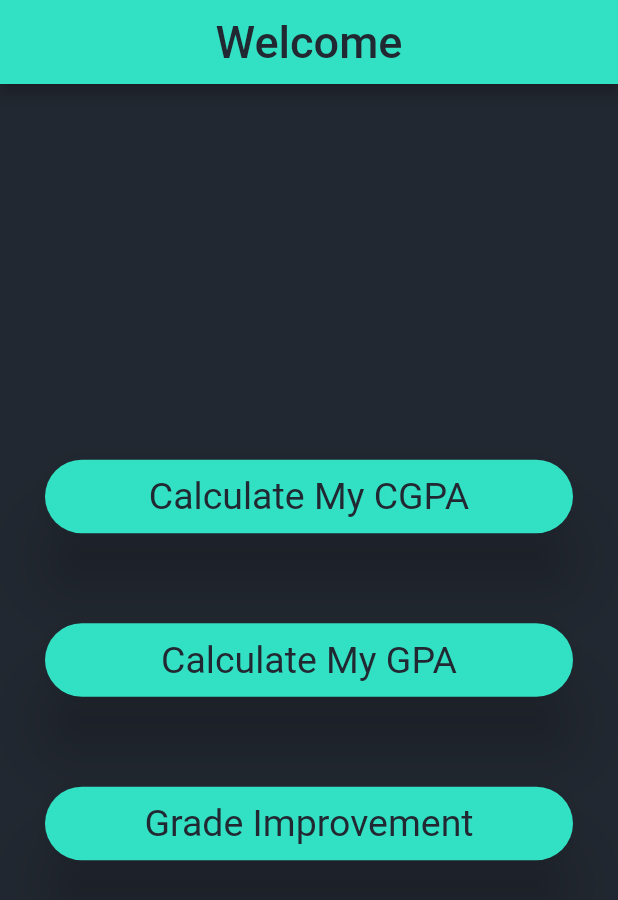
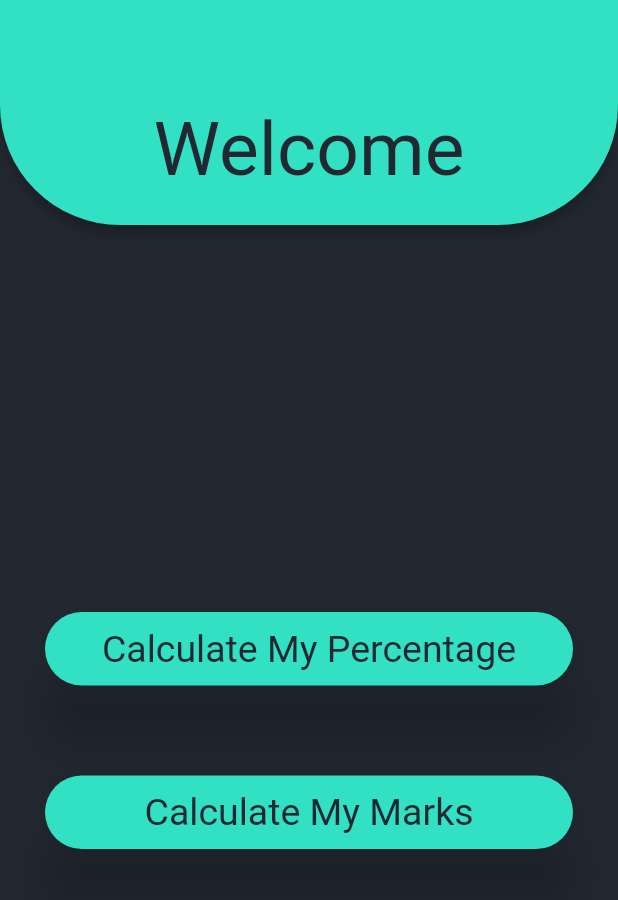
Before and after one commit to AthreshK/FlutterApps, a Flutter app: the screen it shows after launch, on a phone screen of 412 x 824 dp. Shown: the top 900 px of the screen. Run offline on Flutter 3.47's test engine with Material 2 defaults, Android fonts, the phone set to English and light mode, and no system bars; our stand-ins replace assets_audio_player, carousel_slider, flutter_icons, google_fonts, numberpicker; missing offline and left inert: icon_text_button; Roboto replaces fonts that are missing (Kanit).

Commit message:
Added Multipages and a whole lotta stuff

```diff
--- /dev/null
+++ b/knowyour_percentage/lib/CustomButton.dart
@@ -0,0 +1,33 @@
+import 'package:flutter/material.dart';
+import 'package:google_fonts/google_fonts.dart';
+
+import 'constants.dart';
+
+class CustomButton extends StatelessWidget {
+  final String label;
+  final Function onTap;
+
+  const CustomButton({@required this.label, this.onTap});
+
+  Widget build(BuildContext context) {
+    return GestureDetector(
+      onTap: onTap,
+      child: Card(
+        margin: EdgeInsets.all(30),
+        elevation: 20,
+        shape: RoundedRectangleBorder(
+          borderRadius: BorderRadius.circular(30),
+        ),
+        color: accent_color,
+        child: Padding(
+          padding: const EdgeInsets.all(10.0),
+          child: Text(
+            label,
+            textAlign: TextAlign.center,
+            style: GoogleFonts.kanit(fontSize: 25, color: back_dark),
+          ),
+        ),
+      ),
+    );
+  }
+}
--- a/knowyour_percentage/lib/LandingPage.dart
+++ b/knowyour_percentage/lib/LandingPage.dart
@@ -2,6 +2,7 @@ import 'package:flutter/material.dart';
 import 'package:flutter/widgets.dart';
 import 'package:google_fonts/google_fonts.dart';
 
+import 'CustomButton.dart';
 import 'constants.dart';
 
 class LandingPage extends StatefulWidget {
@@ -13,11 +14,22 @@ class _LandingPageState extends State<LandingPage> {
   @override
   Widget build(BuildContext context) {
     return Scaffold(
-      appBar: AppBar(
-        title: Center(
-          child: Text(
-            'Welcome',
-            style: GoogleFonts.kanit(fontSize: 30, color: back_dark),
+      appBar: PreferredSize(
+        preferredSize: Size.fromHeight(150),
+        child: AppBar(
+          shape: RoundedRectangleBorder(
+            borderRadius: BorderRadius.vertical(
+              bottom: Radius.circular(80),
+            ),
+          ),
+          flexibleSpace: Padding(
+            padding: const EdgeInsets.only(top: 50.0),
+            child: Center(
+              child: Text(
+                'Welcome',
+                style: GoogleFonts.kanit(fontSize: 50, color: back_dark),
+              ),
+            ),
           ),
         ),
       ),
@@ -26,41 +38,16 @@ class _LandingPageState extends State<LandingPage> {
         crossAxisAlignment: CrossAxisAlignment.stretch,
         children: <Widget>[
           CustomButton(
-            label: 'Calculate My CGPA',
+            label: 'Calculate My Percentage',
+            onTap: () {
+              Navigator.pushNamed(context, '/Calculator');
+            },
           ),
           CustomButton(
-            label: 'Calculate My GPA',
+            label: 'Calculate My Marks',
           ),
-          CustomButton(
-            label: 'Grade Improvement',
-          )
         ],
       ),
     );
   }
 }
-
-class CustomButton extends StatelessWidget {
-  final String label;
-
-  const CustomButton({@required this.label});
-
-  Widget build(BuildContext context) {
-    return Card(
-      margin: EdgeInsets.all(30),
-      elevation: 20,
-      shape: RoundedRectangleBorder(
-        borderRadius: BorderRadius.circular(30),
-      ),
-      color: accent_color,
-      child: Padding(
-        padding: const EdgeInsets.all(10.0),
-        child: Text(
-          label,
-          textAlign: TextAlign.center,
-          style: GoogleFonts.kanit(fontSize: 25, color: back_dark),
-        ),
-      ),
-    );
-  }
-}
--- a/knowyour_percentage/lib/main.dart
+++ b/knowyour_percentage/lib/main.dart
@@ -1,6 +1,8 @@
 import 'package:flutter/material.dart';
 
+import 'Calculator.dart';
 import 'LandingPage.dart';
+import 'constants.dart';
 
 void main() {
   runApp(MyApp());
@@ -13,12 +15,13 @@ class MyApp extends StatelessWidget {
     return MaterialApp(
       title: 'Flutter Demo',
       theme: ThemeData.dark().copyWith(
-        primaryColor: Color(0XFF32e0c4),
-        scaffoldBackgroundColor: Color(0XFF222831),
+        primaryColor: accent_color,
+        scaffoldBackgroundColor: back_dark,
       ),
       initialRoute: '/',
       routes: <String, WidgetBuilder>{
         '/': (context) => LandingPage(),
+        '/Calculator': (context) => Calculator(),
       },
     );
   }
--- a/knowyour_percentage/pubspec.yaml
+++ b/knowyour_percentage/pubspec.yaml
@@ -11,6 +11,8 @@ dependencies:
     sdk: flutter
   google_fonts: ^0.3.8
   cupertino_icons: ^0.1.3
+  searchable_dropdown: ^1.1.3
+  numberpicker: ^1.2.0
 
 dev_dependencies:
   flutter_test:
```
Also changed, not shown: knowyour_percentage/lib/BuildSubject.dart (added, +47 -0 lines), knowyour_percentage/lib/Calculator.dart (added, +155 -0 lines), knowyour_percentage/lib/ResultsPage.dart (added, +63 -0 lines), knowyour_percentage/lib/constants.dart (+7 -0 lines), knowyour_percentage/pubspec.lock.
